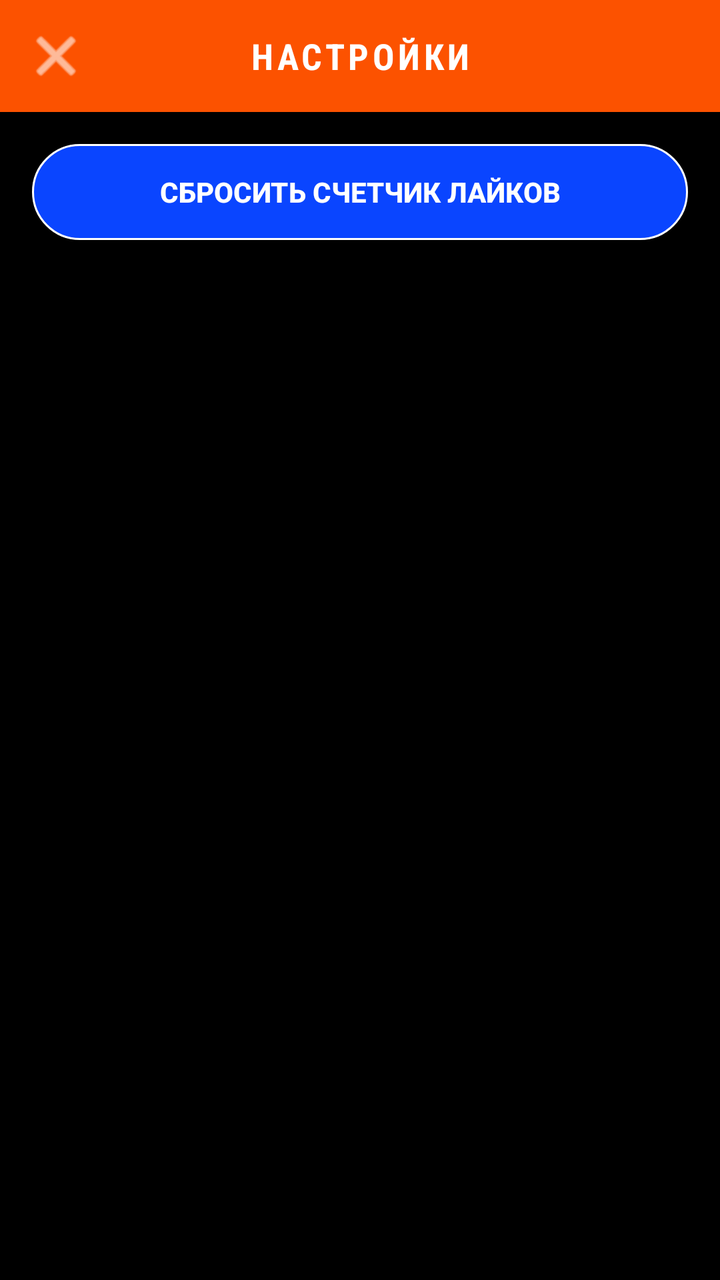
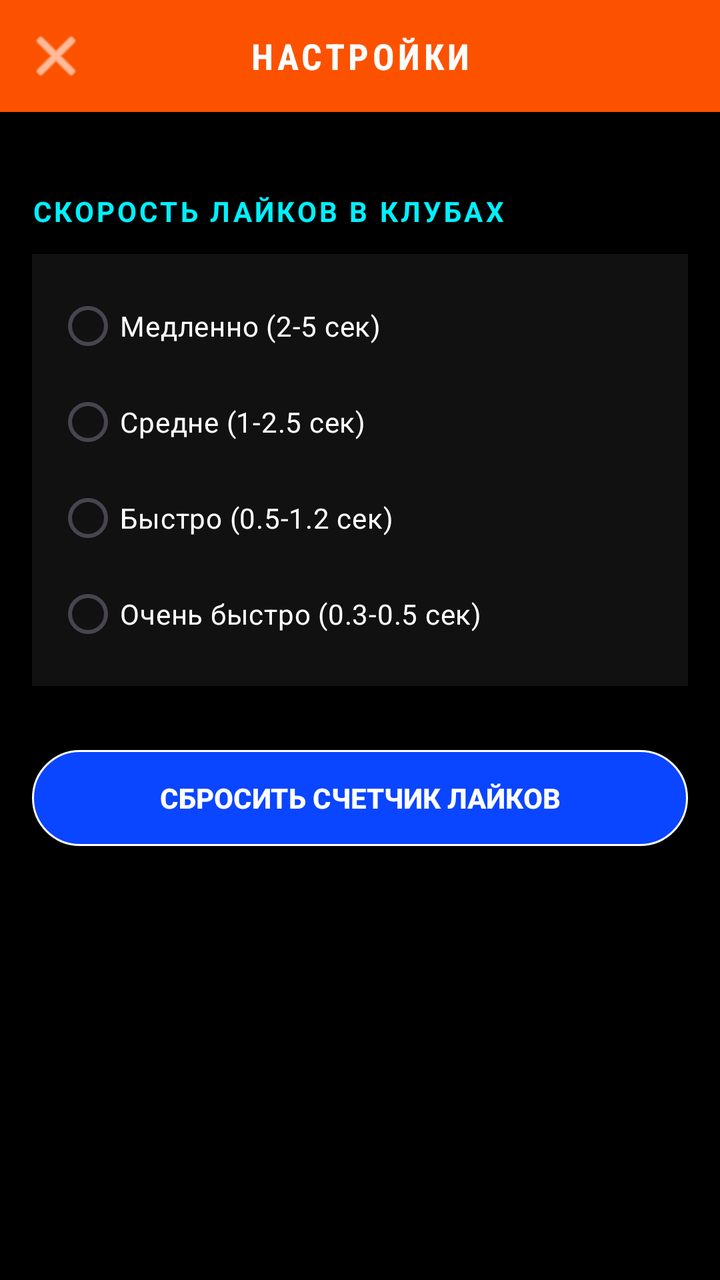

Compare the two renders of this Android layout. The source of the first and the diff that turns it into the second are given below.
<!-- AndroidManifest.xml: application theme Theme.StravaKudos -->
<!-- res/layout/activity_settings.xml -->
<?xml version="1.0" encoding="utf-8"?>
<LinearLayout xmlns:android="http://schemas.android.com/apk/res/android"
    android:layout_width="match_parent"
    android:layout_height="match_parent"
    android:orientation="vertical"
    android:background="#000000">

    
    <LinearLayout
        android:layout_width="match_parent"
        android:layout_height="56dp"
        android:orientation="horizontal"
        android:gravity="center_vertical"
        android:background="#FC5200"
        android:paddingStart="8dp"
        android:paddingEnd="8dp">

        <ImageButton
            android:id="@+id/btnBack"
            android:layout_width="40dp"
            android:layout_height="40dp"
            android:background="?android:attr/selectableItemBackgroundBorderless"
            android:src="@android:drawable/ic_menu_close_clear_cancel"
            android:tint="#FFFFFF"
            android:padding="8dp" />

        <TextView
            android:layout_width="0dp"
            android:layout_height="wrap_content"
            android:layout_weight="1"
            android:text="НАСТРОЙКИ"
            android:textColor="#FFFFFF"
            android:textStyle="bold"
            android:textSize="18sp"
            android:gravity="center"
            android:fontFamily="sans-serif-condensed"
            android:letterSpacing="0.1" />

        <View
            android:layout_width="40dp"
            android:layout_height="40dp" />
    </LinearLayout>

    <ScrollView
        android:layout_width="match_parent"
        android:layout_height="match_parent"
        android:padding="16dp">

        <LinearLayout
            android:layout_width="match_parent"
            android:layout_height="wrap_content"
            android:orientation="vertical">

            <Button
                android:id="@+id/btnResetCounter"
                android:layout_width="match_parent"
                android:layout_height="48dp"
                android:background="@drawable/btn_secondary_bg"
                android:text="Сбросить счетчик лайков"
                android:textColor="#FFFFFF"
                android:textStyle="bold"
                android:textSize="14sp" />
        </LinearLayout>
    </ScrollView>

</LinearLayout>
<!-- resources referenced by this layout -->
<resources>
  <!-- drawable btn_secondary_bg (drawable) -->
  <?xml version="1.0" encoding="utf-8"?>
  <selector xmlns:android="http://schemas.android.com/apk/res/android">
      <item android:state_enabled="false">
          <shape android:shape="rectangle">
              <solid android:color="#222222" />
              <corners android:radius="9999dp" />
              <stroke
                  android:width="1dp"
                  android:color="#44FFFFFF" />
          </shape>
      </item>
      <item android:state_pressed="true">
          <shape android:shape="rectangle">
              <solid android:color="#0022AA" />
              <corners android:radius="9999dp" />
          </shape>
      </item>
      <item>
          <shape android:shape="rectangle">
              <solid android:color="#0A45FF" /> 
              <corners android:radius="9999dp" />
              <stroke
                  android:width="1dp"
                  android:color="#FFFFFF" />
          </shape>
      </item>
  </selector>
  <style name="Theme.StravaKudos" parent="Theme.Material3.DayNight.NoActionBar">
          <item name="colorPrimary">#FC5200</item>
          <item name="colorSecondary">#E64A19</item>
          <item name="android:statusBarColor">#FC5200</item>
      </style>
</resources>

<!-- the commit's change to res/layout/activity_settings.xml (unified diff, before → after) -->
@@ -51,6 +51,67 @@
             android:layout_height="wrap_content"
             android:orientation="vertical">
 
+            
+            <TextView
+                android:layout_width="match_parent"
+                android:layout_height="wrap_content"
+                android:text="СКОРОСТЬ ЛАЙКОВ В КЛУБАХ"
+                android:textColor="#00F0FF"
+                android:textStyle="bold"
+                android:textSize="14sp"
+                android:letterSpacing="0.1"
+                android:layout_marginTop="24dp"
+                android:layout_marginBottom="12dp" />
+
+            <RadioGroup
+                android:id="@+id/radioClubsSpeed"
+                android:layout_width="match_parent"
+                android:layout_height="wrap_content"
+                android:orientation="vertical"
+                android:background="#111111"
+                android:padding="12dp">
+
+                <RadioButton
+                    android:id="@+id/radioSlow"
+                    android:layout_width="match_parent"
+                    android:layout_height="wrap_content"
+                    android:text="Медленно (2-5 сек)"
+                    android:textColor="#FFFFFF"
+                    android:textSize="14sp"
+                    android:buttonTint="#00F0FF"
+                    android:paddingVertical="8dp" />
+
+                <RadioButton
+                    android:id="@+id/radioMedium"
+                    android:layout_width="match_parent"
+                    android:layout_height="wrap_content"
+                    android:text="Средне (1-2.5 сек)"
+                    android:textColor="#FFFFFF"
+                    android:textSize="14sp"
+                    android:buttonTint="#00F0FF"
+                    android:paddingVertical="8dp" />
+
+                <RadioButton
+                    android:id="@+id/radioFast"
+                    android:layout_width="match_parent"
+                    android:layout_height="wrap_content"
+                    android:text="Быстро (0.5-1.2 сек)"
+                    android:textColor="#FFFFFF"
+                    android:textSize="14sp"
+                    android:buttonTint="#00F0FF"
+                    android:paddingVertical="8dp" />
+
+                <RadioButton
+                    android:id="@+id/radioUltra"
+                    android:layout_width="match_parent"
+                    android:layout_height="wrap_content"
+                    android:text="Очень быстро (0.3-0.5 сек)"
+                    android:textColor="#FFFFFF"
+                    android:textSize="14sp"
+                    android:buttonTint="#00F0FF"
+                    android:paddingVertical="8dp" />
+            </RadioGroup>
+
             <Button
                 android:id="@+id/btnResetCounter"
                 android:layout_width="match_parent"
@@ -59,7 +120,8 @@
                 android:text="Сбросить счетчик лайков"
                 android:textColor="#FFFFFF"
                 android:textStyle="bold"
-                android:textSize="14sp" />
+                android:textSize="14sp"
+                android:layout_marginTop="32dp" />
         </LinearLayout>
     </ScrollView>
 
